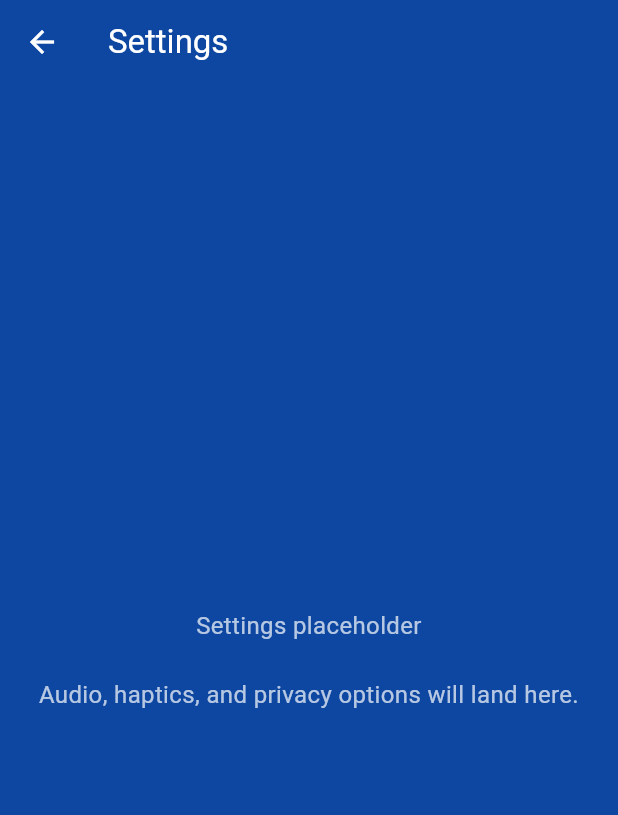
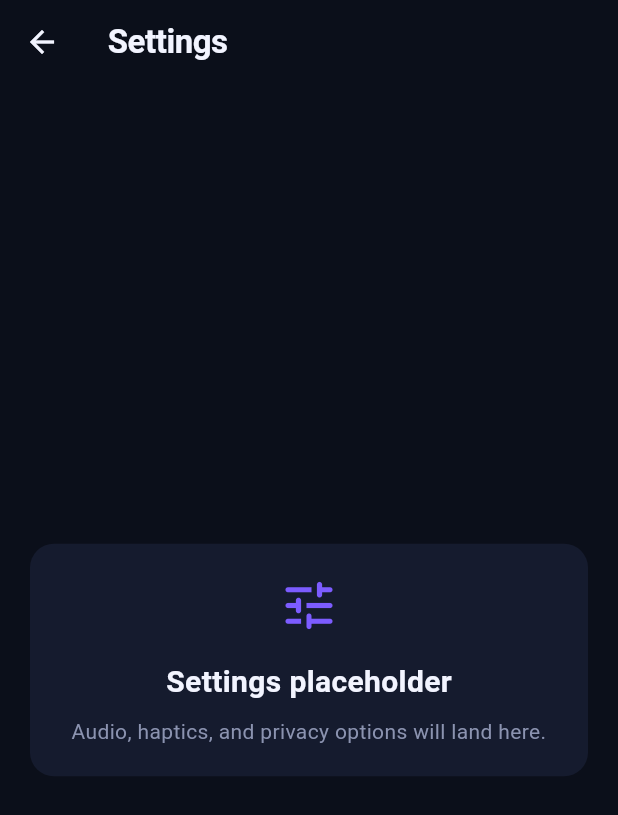
Before and after one commit to KonstantinosKoufopoulos/firstapp, a Flutter app: the screen it shows after launch, after a tap on "Play", after a tap on "Settings", on a phone screen of 412 x 824 dp. Shown: the top 815 px of the screen. Run offline on Flutter 3.47's test engine with Material 3 defaults, Android fonts, the phone set to English and light mode, and no system bars; our stand-ins replace flutter_riverpod, google_mobile_ads, hive_flutter, in_app_purchase; missing offline and left inert: flame; accounts and stored records are empty.

Commit message:
Apply locked DodgeRush visual system
ThemeData, Flame palette, wordmark, and UI tokens from Christos set.

```diff
--- a/lib/app.dart
+++ b/lib/app.dart
@@ -4,6 +4,7 @@ import 'package:flutter_riverpod/flutter_riverpod.dart';
 import 'providers/providers.dart';
 import 'screens/home_screen.dart';
 import 'screens/onboarding_screen.dart';
+import 'theme/dodge_rush_theme.dart';
 
 class DodgeRushApp extends ConsumerWidget {
   const DodgeRushApp({super.key});
@@ -14,13 +15,7 @@ class DodgeRushApp extends ConsumerWidget {
     return MaterialApp(
       title: 'DodgeRush',
       debugShowCheckedModeBanner: false,
-      theme: ThemeData(
-        colorScheme: ColorScheme.fromSeed(
-          seedColor: const Color(0xFF4FC3F7),
-          brightness: Brightness.dark,
-        ),
-        useMaterial3: true,
-      ),
+      theme: DodgeRushTheme.dark,
       home: progress.onboardingComplete
           ? const HomeScreen()
           : const OnboardingScreen(),
--- a/lib/screens/home_screen.dart
+++ b/lib/screens/home_screen.dart
@@ -2,7 +2,9 @@ import 'package:flutter/material.dart';
 import 'package:flutter_riverpod/flutter_riverpod.dart';
 
 import '../providers/providers.dart';
+import '../theme/dodge_rush_theme.dart';
 import '../widgets/banner_ad_placeholder.dart';
+import '../widgets/dodge_rush_brand.dart';
 import 'game_screen.dart';
 import 'settings_screen.dart';
 import 'shop_screen.dart';
@@ -14,44 +16,41 @@ class HomeScreen extends ConsumerWidget {
   Widget build(BuildContext context, WidgetRef ref) {
     final progress = ref.watch(progressProvider);
     return Scaffold(
-      backgroundColor: const Color(0xFF0D47A1),
       body: SafeArea(
         child: Column(
           children: [
             Expanded(
               child: Padding(
-                padding: const EdgeInsets.all(24),
+                padding: DodgeRushTokens.pagePadding,
                 child: Column(
                   crossAxisAlignment: CrossAxisAlignment.stretch,
                   children: [
                     Row(
                       children: [
-                        const Text(
-                          'DodgeRush',
-                          style: TextStyle(
-                            fontSize: 28,
-                            fontWeight: FontWeight.bold,
-                            color: Colors.white,
-                          ),
-                        ),
+                        const DodgeRushWordmark(fontSize: 28),
                         const Spacer(),
-                        const Icon(Icons.monetization_on, color: Colors.amber),
-                        const SizedBox(width: 4),
-                        Text(
-                          '${progress.coins}',
-                          style: const TextStyle(color: Colors.white, fontSize: 18),
+                        _StatPill(
+                          icon: Icons.monetization_on_rounded,
+                          value: '${progress.coins}',
+                          iconColor: DodgeRushColors.coin,
                         ),
                       ],
                     ),
-                    const SizedBox(height: 8),
-                    Text(
-                      'High score: ${progress.highScore}',
-                      style: const TextStyle(color: Colors.white70),
+                    const Spacer(),
+                    const Center(child: DodgeRushMark(size: 88)),
+                    const SizedBox(height: 20),
+                    Center(
+                      child: _StatPill(
+                        icon: Icons.emoji_events_rounded,
+                        value: 'High score  ${progress.highScore}',
+                        iconColor: DodgeRushColors.accent,
+                      ),
                     ),
                     const Spacer(),
                     _MenuButton(
                       label: 'Play',
-                      icon: Icons.play_arrow,
+                      icon: Icons.play_arrow_rounded,
+                      primary: true,
                       onPressed: () {
                         Navigator.of(context).push(
                           MaterialPageRoute(builder: (_) => const GameScreen()),
@@ -61,7 +60,7 @@ class HomeScreen extends ConsumerWidget {
                     const SizedBox(height: 12),
                     _MenuButton(
                       label: 'Shop',
-                      icon: Icons.shopping_bag,
+                      icon: Icons.shopping_bag_rounded,
                       onPressed: () {
                         Navigator.of(context).push(
                           MaterialPageRoute(builder: (_) => const ShopScreen()),
@@ -71,7 +70,7 @@ class HomeScreen extends ConsumerWidget {
                     const SizedBox(height: 12),
                     _MenuButton(
                       label: 'Settings',
-                      icon: Icons.settings,
+                      icon: Icons.settings_rounded,
                       onPressed: () {
                         Navigator.of(context).push(
                           MaterialPageRoute(
@@ -93,27 +92,66 @@ class HomeScreen extends ConsumerWidget {
   }
 }
 
+class _StatPill extends StatelessWidget {
+  const _StatPill({
+    required this.icon,
+    required this.value,
+    required this.iconColor,
+  });
+
+  final IconData icon;
+  final String value;
+  final Color iconColor;
+
+  @override
+  Widget build(BuildContext context) {
+    return Container(
+      padding: const EdgeInsets.symmetric(horizontal: 14, vertical: 9),
+      decoration: BoxDecoration(
+        color: DodgeRushColors.surface.withValues(alpha: 0.78),
+        borderRadius: BorderRadius.circular(DodgeRushTokens.radius),
+      ),
+      child: Row(
+        mainAxisSize: MainAxisSize.min,
+        children: [
+          Icon(icon, size: 19, color: iconColor),
+          const SizedBox(width: 7),
+          Text(value, style: const TextStyle(fontWeight: FontWeight.w700)),
+        ],
+      ),
+    );
+  }
+}
+
 class _MenuButton extends StatelessWidget {
   const _MenuButton({
     required this.label,
     required this.icon,
     required this.onPressed,
+    this.primary = false,
   });
 
   final String label;
   final IconData icon;
   final VoidCallback onPressed;
+  final bool primary;
 
   @override
   Widget build(BuildContext context) {
+    if (primary) {
+      return FilledButton.icon(
+        onPressed: onPressed,
+        icon: Icon(icon),
+        label: Text(label),
+      );
+    }
     return FilledButton.icon(
       onPressed: onPressed,
       icon: Icon(icon),
-      label: Text(label, style: const TextStyle(fontSize: 18)),
+      label: Text(label),
       style: FilledButton.styleFrom(
-        padding: const EdgeInsets.symmetric(vertical: 16),
-        backgroundColor: const Color(0xFF4FC3F7),
-        foregroundColor: Colors.black87,
+        backgroundColor: DodgeRushColors.surface,
+        foregroundColor: DodgeRushColors.text,
       ),
     );
   }
--- a/lib/screens/onboarding_screen.dart
+++ b/lib/screens/onboarding_screen.dart
@@ -2,6 +2,8 @@ import 'package:flutter/material.dart';
 import 'package:flutter_riverpod/flutter_riverpod.dart';
 
 import '../providers/providers.dart';
+import '../theme/dodge_rush_theme.dart';
+import '../widgets/dodge_rush_brand.dart';
 import 'home_screen.dart';
 
 class OnboardingScreen extends ConsumerWidget {
@@ -10,45 +12,46 @@ class OnboardingScreen extends ConsumerWidget {
   @override
   Widget build(BuildContext context, WidgetRef ref) {
     return Scaffold(
-      backgroundColor: const Color(0xFF0D47A1),
       body: SafeArea(
         child: Padding(
-          padding: const EdgeInsets.all(24),
+          padding: DodgeRushTokens.pagePadding,
           child: Column(
             crossAxisAlignment: CrossAxisAlignment.stretch,
             children: [
               const Spacer(),
-              const Icon(Icons.sports_esports, size: 80, color: Colors.white),
-              const SizedBox(height: 16),
-              const Text(
-                'DodgeRush',
-                textAlign: TextAlign.center,
-                style: TextStyle(
-                  fontSize: 36,
-                  fontWeight: FontWeight.bold,
-                  color: Colors.white,
-                ),
-              ),
-              const SizedBox(height: 24),
+              const Center(child: DodgeRushMark(size: 84)),
+              const SizedBox(height: 20),
+              const Center(child: DodgeRushWordmark(fontSize: 38)),
+              const SizedBox(height: 28),
               Container(
-                padding: const EdgeInsets.all(20),
+                padding: DodgeRushTokens.pagePadding,
                 decoration: BoxDecoration(
-                  color: Colors.white12,
-                  borderRadius: BorderRadius.circular(16),
+                  color: DodgeRushColors.surface,
+                  borderRadius: BorderRadius.circular(DodgeRushTokens.radius),
                 ),
                 child: const Column(
                   children: [
-                    Icon(Icons.touch_app, color: Colors.lightBlueAccent, size: 48),
+                    Icon(
+                      Icons.touch_app_rounded,
+                      color: DodgeRushColors.accent,
+                      size: 46,
+                    ),
                     SizedBox(height: 12),
                     Text(
                       'Tap to jump / dodge',
-                      style: TextStyle(color: Colors.white, fontSize: 20),
+                      style: TextStyle(
+                        fontSize: 20,
+                        fontWeight: FontWeight.w700,
+                      ),
                     ),
                     SizedBox(height: 8),
                     Text(
                       'Obstacles come from the right.\nSurvive as long as you can.',
                       textAlign: TextAlign.center,
-                      style: TextStyle(color: Colors.white70),
+                      style: TextStyle(
+                        color: DodgeRushColors.muted,
+                        height: 1.4,
+                      ),
                     ),
                   ],
                 ),
@@ -56,18 +59,15 @@ class OnboardingScreen extends ConsumerWidget {
               const Spacer(),
               FilledButton(
                 onPressed: () async {
-                  await ref.read(progressProvider.notifier).completeOnboarding();
+                  await ref
+                      .read(progressProvider.notifier)
+                      .completeOnboarding();
                   if (!context.mounted) return;
                   Navigator.of(context).pushReplacement(
                     MaterialPageRoute(builder: (_) => const HomeScreen()),
                   );
                 },
-                style: FilledButton.styleFrom(
-                  padding: const EdgeInsets.symmetric(vertical: 16),
-                  backgroundColor: const Color(0xFF4FC3F7),
-                  foregroundColor: Colors.black87,
-                ),
-                child: const Text('Play', style: TextStyle(fontSize: 18)),
+                child: const Text('Play'),
               ),
             ],
           ),
--- a/lib/screens/settings_screen.dart
+++ b/lib/screens/settings_screen.dart
@@ -1,4 +1,6 @@
 import 'package:flutter/material.dart';
+
+import '../theme/dodge_rush_theme.dart';
 
 class SettingsScreen extends StatelessWidget {
   const SettingsScreen({super.key});
@@ -6,20 +8,38 @@ class SettingsScreen extends StatelessWidget {
   @override
   Widget build(BuildContext context) {
     return Scaffold(
-      backgroundColor: const Color(0xFF0D47A1),
-      appBar: AppBar(
-        backgroundColor: Colors.transparent,
-        foregroundColor: Colors.white,
-        title: const Text('Settings'),
-      ),
-      body: const Center(
-        child: Padding(
-          padding: EdgeInsets.all(24),
-          child: Text(
-            'Settings placeholder\n\n'
-            'Audio, haptics, and privacy options will land here.',
-            textAlign: TextAlign.center,
-            style: TextStyle(color: Colors.white70, fontSize: 16),
+      appBar: AppBar(title: const Text('Settings')),
+      body: Padding(
+        padding: DodgeRushTokens.pagePadding,
+        child: Center(
+          child: Container(
+            width: double.infinity,
+            padding: DodgeRushTokens.pagePadding,
+            decoration: BoxDecoration(
+              color: DodgeRushColors.surface,
+              borderRadius: BorderRadius.circular(DodgeRushTokens.radius),
+            ),
+            child: const Column(
+              mainAxisSize: MainAxisSize.min,
+              children: [
+                Icon(
+                  Icons.tune_rounded,
+                  color: DodgeRushColors.primary,
+                  size: 42,
+                ),
+                SizedBox(height: 16),
+                Text(
+                  'Settings placeholder',
+                  style: TextStyle(fontSize: 20, fontWeight: FontWeight.w700),
+                ),
+                SizedBox(height: 8),
+                Text(
+                  'Audio, haptics, and privacy options will land here.',
+                  textAlign: TextAlign.center,
+                  style: TextStyle(color: DodgeRushColors.muted, height: 1.4),
+                ),
+              ],
+            ),
           ),
         ),
       ),
--- /dev/null
+++ b/lib/theme/dodge_rush_theme.dart
@@ -0,0 +1,106 @@
+import 'package:flutter/material.dart';
+
+abstract final class DodgeRushColors {
+  static const background = Color(0xFF0B0F1A);
+  static const surface = Color(0xFF151B2E);
+  static const primary = Color(0xFF7C5CFF);
+  static const accent = Color(0xFF00E5A8);
+  static const danger = Color(0xFFFF4D6A);
+  static const coin = Color(0xFFFFC857);
+  static const text = Color(0xFFF2F4FF);
+  static const muted = Color(0xFF8B93B0);
+}
+
+abstract final class DodgeRushTokens {
+  static const radius = 16.0;
+  static const ctaHeight = 52.0;
+  static const padding = 20.0;
+  static const bannerSafeZone = 50.0;
+
+  static const pagePadding = EdgeInsets.all(padding);
+  static const roundedShape = RoundedRectangleBorder(
+    borderRadius: BorderRadius.all(Radius.circular(radius)),
+  );
+}
+
+abstract final class DodgeRushTheme {
+  static ThemeData get dark {
+    const colors = ColorScheme.dark(
+      surface: DodgeRushColors.surface,
+      primary: DodgeRushColors.primary,
+      secondary: DodgeRushColors.accent,
+      error: DodgeRushColors.danger,
+      onSurface: DodgeRushColors.text,
+      onPrimary: DodgeRushColors.text,
+      onSecondary: DodgeRushColors.background,
+      onError: DodgeRushColors.text,
+    );
+
+    final base = ThemeData(
+      brightness: Brightness.dark,
+      colorScheme: colors,
+      scaffoldBackgroundColor: DodgeRushColors.background,
+      useMaterial3: true,
+    );
+
+    return base.copyWith(
+      textTheme: base.textTheme.apply(
+        bodyColor: DodgeRushColors.text,
+        displayColor: DodgeRushColors.text,
+      ),
+      appBarTheme: const AppBarTheme(
+        backgroundColor: Colors.transparent,
+        foregroundColor: DodgeRushColors.text,
+        elevation: 0,
+        centerTitle: false,
+        titleTextStyle: TextStyle(
+          color: DodgeRushColors.text,
+          fontSize: 22,
+          fontWeight: FontWeight.w700,
+          letterSpacing: -0.3,
+        ),
+      ),
+      cardTheme: const CardThemeData(
+        color: DodgeRushColors.surface,
+        elevation: 0,
+        margin: EdgeInsets.only(bottom: 12),
+        shape: DodgeRushTokens.roundedShape,
+      ),
+      filledButtonTheme: FilledButtonThemeData(
+        style: FilledButton.styleFrom(
+          minimumSize: const Size.fromHeight(DodgeRushTokens.ctaHeight),
+          backgroundColor: DodgeRushColors.primary,
+          foregroundColor: DodgeRushColors.text,
+          disabledBackgroundColor: DodgeRushColors.surface,
+          disabledForegroundColor: DodgeRushColors.muted,
+          shape: DodgeRushTokens.roundedShape,
+          textStyle: const TextStyle(fontSize: 16, fontWeight: FontWeight.w700),
+        ),
+      ),
+      outlinedButtonTheme: OutlinedButtonThemeData(
+        style: OutlinedButton.styleFrom(
+          minimumSize: const Size.fromHeight(DodgeRushTokens.ctaHeight),
+          foregroundColor: DodgeRushColors.text,
+          side: const BorderSide(color: DodgeRushColors.muted),
+          shape: DodgeRushTokens.roundedShape,
+          textStyle: const TextStyle(fontWeight: FontWeight.w700),
+        ),
+      ),
+      textButtonTheme: TextButtonThemeData(
+        style: TextButton.styleFrom(
+          foregroundColor: DodgeRushColors.muted,
+          minimumSize: const Size(0, DodgeRushTokens.ctaHeight),
+          shape: DodgeRushTokens.roundedShape,
+        ),
+      ),
+      listTileTheme: const ListTileThemeData(
+        textColor: DodgeRushColors.text,
+        iconColor: DodgeRushColors.primary,
+        contentPadding: EdgeInsets.symmetric(horizontal: 20, vertical: 8),
+        shape: DodgeRushTokens.roundedShape,
+      ),
+      dividerColor: DodgeRushColors.muted,
+      iconTheme: const IconThemeData(color: DodgeRushColors.text),
+    );
+  }
+}
--- a/lib/widgets/banner_ad_placeholder.dart
+++ b/lib/widgets/banner_ad_placeholder.dart
@@ -3,6 +3,7 @@ import 'package:flutter_riverpod/flutter_riverpod.dart';
 
 import '../providers/providers.dart';
 import '../services/ads_service.dart';
+import '../theme/dodge_rush_theme.dart';
 
 /// Banner slot for Home (and menu). Shows a visual stub if ads not ready / removed.
 class BannerAdPlaceholder extends ConsumerWidget {
@@ -16,15 +17,18 @@ class BannerAdPlaceholder extends ConsumerWidget {
     }
     final ads = ref.watch(adsServiceProvider);
     return Container(
-      height: 50,
+      height: DodgeRushTokens.bannerSafeZone,
       width: double.infinity,
       alignment: Alignment.center,
-      color: const Color(0xFF263238),
+      decoration: const BoxDecoration(
+        color: DodgeRushColors.surface,
+        border: Border(top: BorderSide(color: DodgeRushColors.background)),
+      ),
       child: Text(
         ads.canShowBanner
             ? 'Banner Ad (${AdsService.bannerUnitId.split('/').last})'
             : 'Banner Ad (stub)',
-        style: const TextStyle(color: Colors.white70, fontSize: 12),
+        style: const TextStyle(color: DodgeRushColors.muted, fontSize: 12),
       ),
     );
   }
--- /dev/null
+++ b/lib/widgets/dodge_rush_brand.dart
@@ -0,0 +1,94 @@
+import 'package:flutter/material.dart';
+
+import '../theme/dodge_rush_theme.dart';
+
+class DodgeRushWordmark extends StatelessWidget {
+  const DodgeRushWordmark({super.key, this.fontSize = 30});
+
+  final double fontSize;
+
+  @override
+  Widget build(BuildContext context) {
+    final style = TextStyle(
+      fontSize: fontSize,
+      fontWeight: FontWeight.w900,
+      letterSpacing: -1.3,
+      height: 1,
+    );
+    return Semantics(
+      label: 'DodgeRush',
+      child: ExcludeSemantics(
+        child: Row(
+          mainAxisSize: MainAxisSize.min,
+          children: [
+            Text('Dodge', style: style.copyWith(color: DodgeRushColors.text)),
+            ShaderMask(
+              blendMode: BlendMode.srcIn,
+              shaderCallback: (bounds) => const LinearGradient(
+                colors: [DodgeRushColors.primary, DodgeRushColors.accent],
+              ).createShader(bounds),
+              child: Text('Rush', style: style.copyWith(color: Colors.white)),
+            ),
+          ],
+        ),
+      ),
+    );
+  }
+}
+
+class DodgeRushMark extends StatelessWidget {
+  const DodgeRushMark({super.key, this.size = 64});
+
+  final double size;
+
+  @override
+  Widget build(BuildContext context) {
+    return SizedBox.square(
+      dimension: size,
+      child: CustomPaint(painter: _DodgeRushMarkPainter()),
+    );
+  }
+}
+
+class _DodgeRushMarkPainter extends CustomPainter {
+  @override
+  void paint(Canvas canvas, Size size) {
+    final center = Offset(size.width / 2, size.height / 2);
+    final circle = Paint()
+      ..color = DodgeRushColors.surface
+      ..style = PaintingStyle.fill;
+    final ring = Paint()
+      ..shader = const LinearGradient(
+        colors: [DodgeRushColors.primary, DodgeRushColors.accent],
+      ).createShader(Offset.zero & size)
+      ..style = PaintingStyle.stroke
+      ..strokeWidth = size.width * 0.07;
+    canvas.drawCircle(center, size.width * 0.46, circle);
+    canvas.drawCircle(center, size.width * 0.43, ring);
+
+    final slash = Paint()
+      ..color = DodgeRushColors.accent
+      ..style = PaintingStyle.stroke
+      ..strokeWidth = size.width * 0.1
+      ..strokeCap = StrokeCap.round
+      ..strokeJoin = StrokeJoin.round;
+    final path = Path()
+      ..moveTo(size.width * 0.3, size.height * 0.63)
+      ..lineTo(size.width * 0.52, size.height * 0.4)
+      ..lineTo(size.width * 0.7, size.height * 0.53);
+    canvas.drawPath(path, slash);
+
+    final primarySlash = Paint()
+      ..color = DodgeRushColors.primary
+      ..strokeWidth = size.width * 0.08
+      ..strokeCap = StrokeCap.round;
+    canvas.drawLine(
+      Offset(size.width * 0.37, size.height * 0.72),
+      Offset(size.width * 0.63, size.height * 0.26),
+      primarySlash,
+    );
+  }
+
+  @override
+  bool shouldRepaint(covariant CustomPainter oldDelegate) => false;
+}
```
Also changed, not shown: lib/game/components/ground.dart (+7 -10 lines), lib/game/components/obstacle.dart (+8 -7 lines), lib/game/components/player.dart (+11 -7 lines), lib/game/dodge_rush_game.dart (+6 -8 lines), lib/screens/fail_screen.dart (+54 -28 lines), lib/screens/game_screen.dart (+29 -11 lines), lib/screens/shop_screen.dart (+41 -19 lines).
